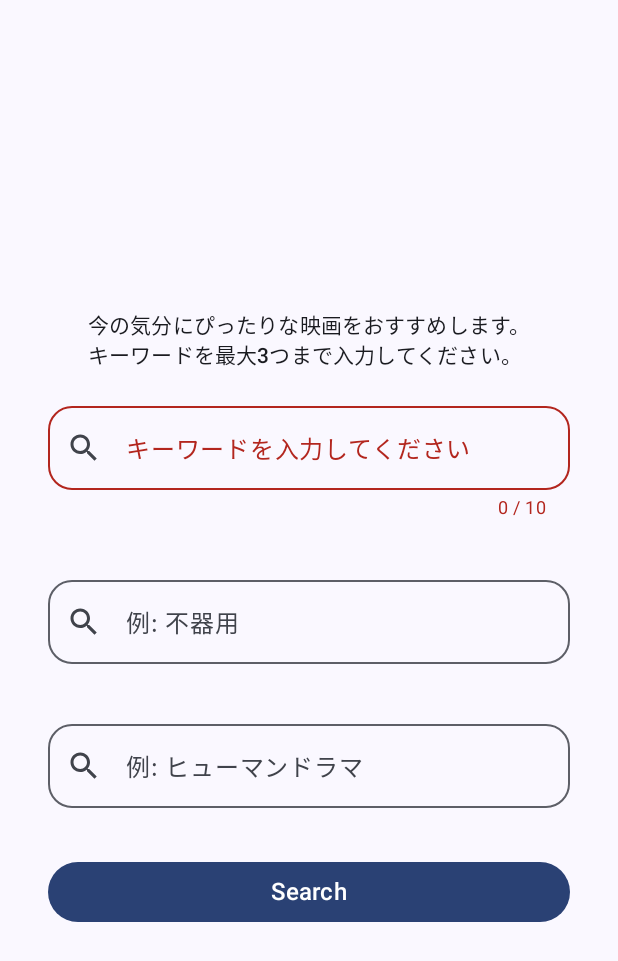
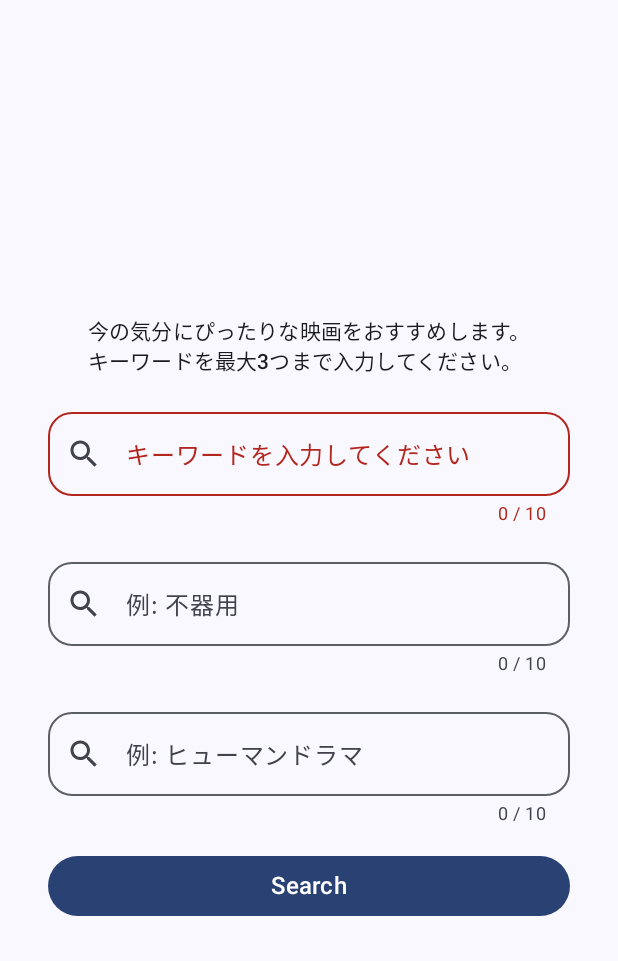
Before and after one commit to haru-ish/one-pick, an Android app built with Jetpack Compose: the screen it shows after launch (MainActivity), after a tap on "Search", on a phone screen of 412 x 824 dp. Shown: the top 961 px of the screen. Run offline under Robolectric (Android 15) with nearby library versions, the phone set to English and light mode, and no system bars; libraries missing offline, so code that uses them is left out: com.jakewharton.retrofit2; pictures from the network do not load.

Commit message:
Fix classes: MovieSearchScreen HttpException
- OutlinedTextFieldWithCounterファンクションを追加

```diff
--- a/app/src/main/java/com/example/onepick/ui/screens/MovieSearchScreen.kt
+++ b/app/src/main/java/com/example/onepick/ui/screens/MovieSearchScreen.kt
@@ -2,6 +2,7 @@
 
 package com.example.onepick.ui.screens
 
+import androidx.annotation.StringRes
 import androidx.compose.foundation.layout.Arrangement
 import androidx.compose.foundation.layout.Box
 import androidx.compose.foundation.layout.Column
@@ -32,6 +33,7 @@ import androidx.compose.runtime.setValue
 import androidx.compose.ui.Alignment
 import androidx.compose.ui.Modifier
 import androidx.compose.ui.platform.LocalContext
+import androidx.compose.ui.res.stringResource
 import androidx.compose.ui.text.input.ImeAction
 import androidx.compose.ui.text.input.KeyboardType
 import androidx.compose.ui.text.style.TextAlign
@@ -41,6 +43,7 @@ import androidx.compose.ui.unit.sp
 import androidx.lifecycle.viewmodel.compose.viewModel
 import coil.compose.AsyncImage
 import coil.request.ImageRequest
+import com.example.onepick.R
 import com.example.onepick.data.ChatGptRepository
 import com.example.onepick.data.TmdbRepository
 import com.example.onepick.model.Movie
@@ -53,17 +56,15 @@ fun MovieSearchScreen(
     modifier: Modifier = Modifier
 ){
     // ViewModelからデータを受け取る
-    val uiState = onePickViewModel.onePickUiState
-    // val uiState by remember { mutableStateOf(onePickViewModel.onePickUiState) }
+    val uiState by remember { mutableStateOf(onePickViewModel.onePickUiState) }
 
     when (uiState) {
         is OnePickUiState.Initial -> InitialScreen(onePickViewModel, modifier = modifier.fillMaxSize())
         is OnePickUiState.Loading -> LoadingScreen(modifier = modifier.fillMaxSize())
         is OnePickUiState.Success -> ResultScreen(
-            uiState.content, onePickViewModel, modifier = modifier.fillMaxWidth()
+            (uiState as OnePickUiState.Success).content, onePickViewModel, modifier = modifier.fillMaxWidth()
         )
-
-        is OnePickUiState.Error -> ErrorScreen( uiState.msg, onePickViewModel, modifier = modifier.fillMaxSize())
+        is OnePickUiState.Error -> ErrorScreen( (uiState as OnePickUiState.Error).msg, onePickViewModel, modifier = modifier.fillMaxSize())
         else -> { }
     }
 }
@@ -71,15 +72,13 @@ fun MovieSearchScreen(
 @Composable
 fun InitialScreen(
     onePickViewModel: OnePickViewModel,
-    //isNoInput: Boolean,
-    modifier: Modifier = Modifier) {
-
+    modifier: Modifier = Modifier
+) {
     var keyword1 by remember { mutableStateOf("") }
     var keyword2 by remember { mutableStateOf("") }
     var keyword3 by remember { mutableStateOf("") }
 
     var isNoInput by remember { mutableStateOf(false) }
-    val maxChar = 10
 
     Column(
         modifier = Modifier.padding(32.dp),
@@ -92,69 +91,31 @@ fun InitialScreen(
             style = typography.titleSmall
         )
         Spacer(modifier = Modifier.height(16.dp))
-        OutlinedTextField(
+        OutlinedTextFieldWithCounter(
             value = keyword1,
-            singleLine = true,
-            shape = shapes.large,
-            onValueChange = { if (it.length <= maxChar) keyword1 = it },
-            label = {
-                if (isNoInput) {
-                    Text("キーワードを入力してください")
-                } else {
-                    Text("例: 孤独")
-                }
-            },
-            isError = isNoInput,
-            leadingIcon = { Icon( Icons.Filled.Search, contentDescription = null ) },
-            keyboardOptions = KeyboardOptions.Default.copy(
-                keyboardType = KeyboardType.Text,
-                imeAction = ImeAction.Next
-            ),
-            supportingText = {
-                Text(
-                    text = "${keyword1.length} / $maxChar",
-                    modifier = Modifier.fillMaxWidth(),
-                    textAlign = TextAlign.End,
-                )
-            },
-            modifier = Modifier
-                .padding(bottom = 32.dp)
-                .fillMaxWidth()
+            onValueChange = { keyword1 = it },
+            labelResId = if (isNoInput) R.string.label_error else R.string.label_1,
+            imeAction = ImeAction.Next,
+            isError = isNoInput
         )
-        // Spacer(modifier = Modifier.height(150.dp))
-        OutlinedTextField(value = keyword2,
-            singleLine = true,
-            shape = shapes.large,
-            onValueChange = { keyword2 = it},
-            label = { Text("例: 不器用")},
-            leadingIcon = { Icon( Icons.Filled.Search, contentDescription = null ) },
-            keyboardOptions = KeyboardOptions.Default.copy(
-                keyboardType = KeyboardType.Text,
-                imeAction = ImeAction.Next
-            ),
-            modifier = Modifier
-                .padding(bottom = 32.dp)
-                .fillMaxWidth()
+        OutlinedTextFieldWithCounter(
+            value = keyword2,
+            onValueChange = { keyword2 = it },
+            labelResId = R.string.label_2,
+            imeAction = ImeAction.Next,
+            isError = false
         )
-        // Spacer(modifier = Modifier.height(150.dp))
-        OutlinedTextField(value = keyword3,
-            singleLine = true,
-            shape = shapes.large,
-            onValueChange = { keyword3 = it},
-            label = { Text("例: ヒューマンドラマ")},
-            leadingIcon = { Icon( Icons.Filled.Search, contentDescription = null ) },
-            keyboardOptions = KeyboardOptions.Default.copy(
-                keyboardType = KeyboardType.Text,
-                imeAction = ImeAction.Done
-            ),
-            modifier = Modifier
-                .padding(bottom = 32.dp)
-                .fillMaxWidth()
+        OutlinedTextFieldWithCounter(
+            value = keyword3,
+            onValueChange = { keyword3 = it },
+            labelResId = R.string.label_3,
+            imeAction = ImeAction.Done,
+            isError = false
         )
         Button(
             modifier = Modifier.fillMaxWidth(),
             onClick = {
-                if(keyword1.isNullOrEmpty() && keyword2.isNullOrEmpty() && keyword3.isNullOrEmpty()) {
+                if(keyword1.isBlank() && keyword2.isBlank() && keyword3.isBlank()) {
                     isNoInput = true
                 } else {
                     onePickViewModel.getRecommendedMovie(keyword1, keyword2, keyword3)
@@ -169,6 +130,41 @@ fun InitialScreen(
         }
 
     }
+}
+
+@Composable
+fun OutlinedTextFieldWithCounter(
+    value: String,
+    onValueChange: (String) -> Unit,
+    @StringRes labelResId: Int,
+    imeAction: ImeAction,
+    isError: Boolean
+) {
+    val maxChar = 10
+
+    OutlinedTextField(
+        value = value,
+        singleLine = true,
+        shape = shapes.large,
+        onValueChange = { if (it.length <= maxChar) { onValueChange(it) } },
+        label = { Text(stringResource(labelResId)) },
+        isError = isError,
+        leadingIcon = { Icon(Icons.Filled.Search, contentDescription = null) },
+        keyboardOptions = KeyboardOptions.Default.copy(
+            keyboardType = KeyboardType.Text,
+            imeAction = imeAction
+        ),
+        supportingText = {
+            Text(
+                text = "${value.length} / $maxChar",
+                modifier = Modifier.fillMaxWidth(),
+                textAlign = TextAlign.End,
+            )
+        },
+        modifier = Modifier
+            .padding(bottom = 16.dp)
+            .fillMaxWidth()
+    )
 }
 
 /**
--- a/app/src/main/java/com/example/onepick/ui/screens/OnePickViewModel.kt
+++ b/app/src/main/java/com/example/onepick/ui/screens/OnePickViewModel.kt
@@ -36,9 +36,6 @@ class OnePickViewModel(
      * ChatGptApi Retrofitサービスから映画名を取得
      */
     fun getRecommendedMovie(keyword1: String, keyword2: String, keyword3: String) {
-        // ユーザーの入力値をチェックするファンクションを呼び出し
-        //val inputCheck= checkInputValue(keyword1, keyword2, keyword3)
-
         // coroutineを使用してAPI通信をトリガーし、適切な状態に変更する
         viewModelScope.launch {
             // UIStateをInitialからLoadingに変更
@@ -58,7 +55,6 @@ class OnePickViewModel(
                 val response = chatGptRepository.getRecommendedMovie(request)
                 // ChatGptApiから回答が返ってきたら、以下のファンクションを呼び出す
                 getMovieDetails(response.choices[0].message.content)
-
             } catch (e: IOException) {
                 OnePickUiState.Error("サーバーに接続できません。ネットワーク接続を確認してください。")
             } catch (e: HttpException) {
```
